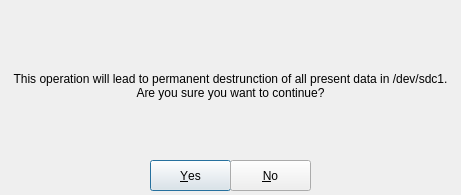
mhogomchungu/zuluCrypt, file zuluCrypt-gui/createvolumedialog.ui: the form before one commit.
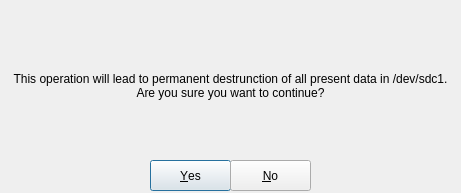
The form after the commit.

```diff
--- a/zuluCrypt-gui/createvolumedialog.ui
+++ b/zuluCrypt-gui/createvolumedialog.ui
@@ -10,7 +10,7 @@
     <x>0</x>
     <y>0</y>
     <width>461</width>
-    <height>195</height>
+    <height>193</height>
    </rect>
   </property>
   <property name="windowTitle">
```
